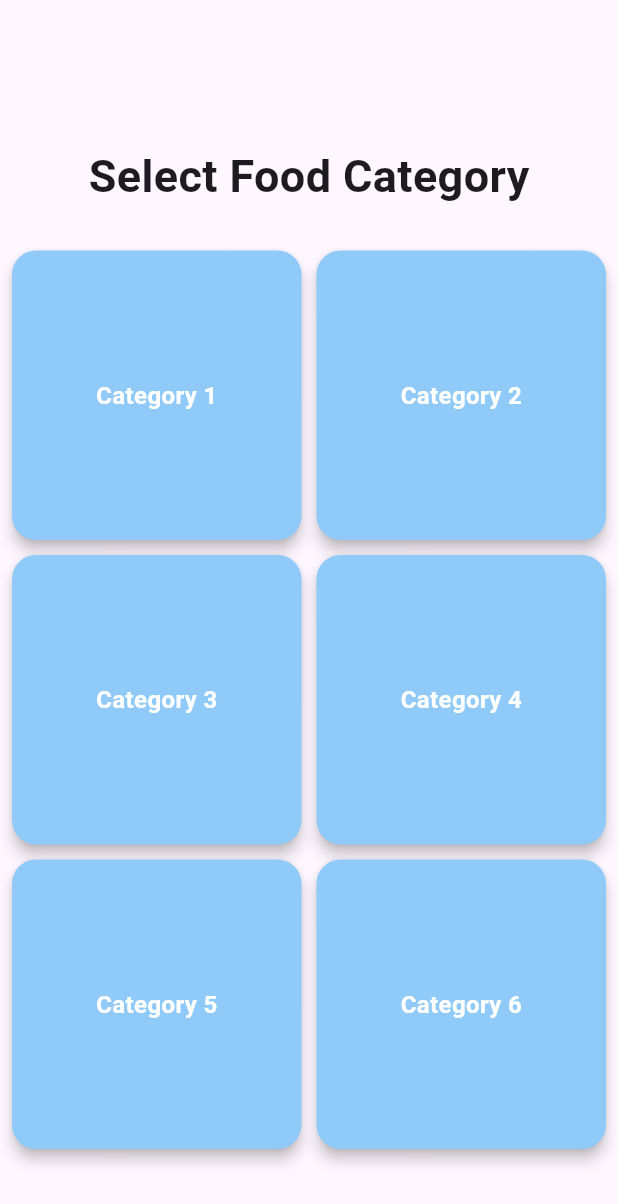
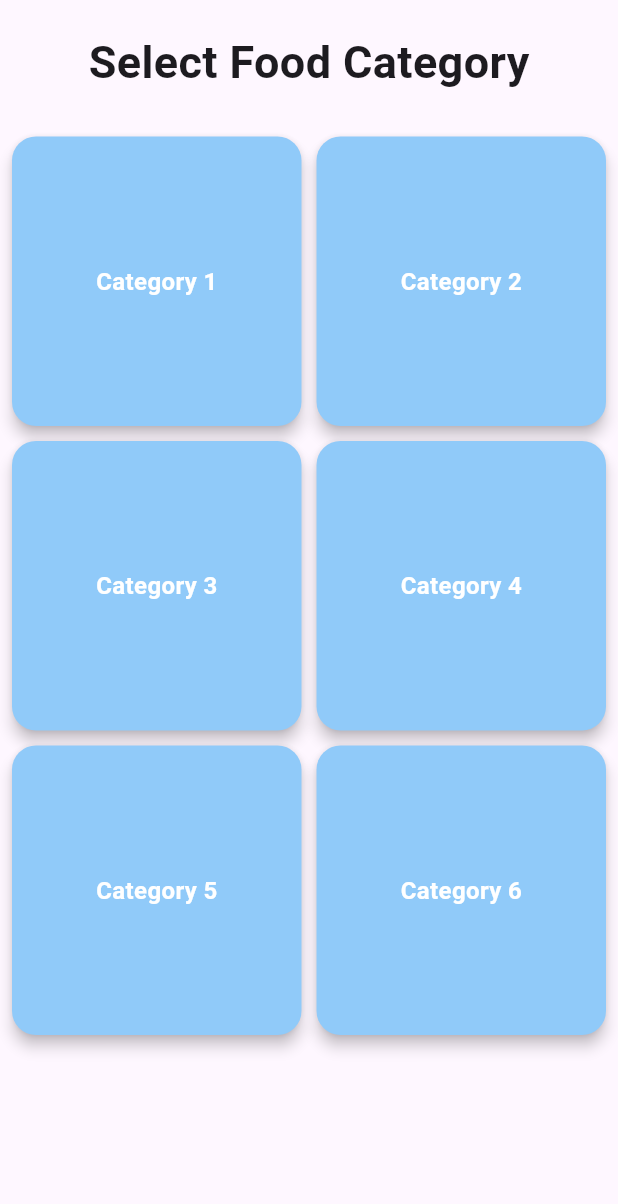
Before and after one commit to TyostoKarry/what_to_eat, a Flutter app: the WhatToEatCategories screen opened directly, on a phone screen of 412 x 824 dp. Shown: the top 1204 px of the screen. Run offline on Flutter 3.47's test engine with Material 3 defaults, Android fonts, the light colour scheme and no system bars.

Commit message:
Fix categories grid not working on small screens

```diff
--- a/lib/components/what_to_eat_categories.dart
+++ b/lib/components/what_to_eat_categories.dart
@@ -14,7 +14,6 @@ class WhatToEatCategories extends StatelessWidget {
   Widget build(BuildContext context) {
     return Scaffold(
       body: Column(
-        mainAxisAlignment: MainAxisAlignment.end, // Push the grid to the bottom
         children: [
           Container(
             padding: const EdgeInsets.symmetric(vertical: 20),
@@ -29,13 +28,12 @@ class WhatToEatCategories extends StatelessWidget {
               ),
             ),
           ),
-          Padding(
+          Expanded(
+            child: Padding(
               padding: const EdgeInsets.all(8.0),
               child: GridView.builder(
-              shrinkWrap:
-                  true, // Ensures the grid takes up the necessary space and no more
                 gridDelegate: const SliverGridDelegateWithFixedCrossAxisCount(
-                crossAxisCount: 2, // 2 items per row (2x3 grid)
+                  crossAxisCount: 2, // 2 items per row
                   crossAxisSpacing: 10,
                   mainAxisSpacing: 10,
                   childAspectRatio: 1, // square-shaped items
@@ -67,8 +65,6 @@ class WhatToEatCategories extends StatelessWidget {
                 },
               ),
             ),
-          SizedBox(
-            height: 50,
           ),
         ],
       ),
```
Lines whose indentation alone changed are shown as unchanged.
